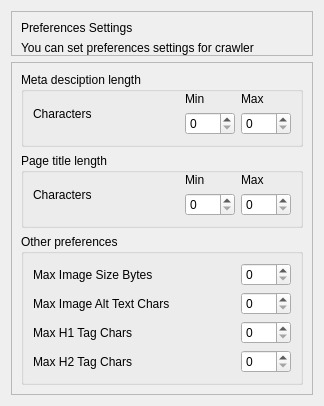
andrascii/RiveSolutions_SEO_Spider, file quickiewebbot/ui/preferences_settings_widget.ui: the form before one commit.
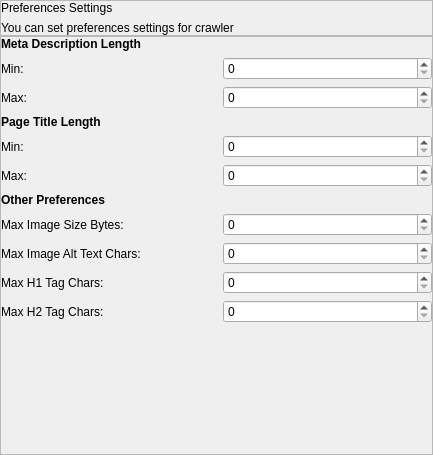
The form after the commit.

Commit message: Проведен рефактор preferences_settings_widget.ui

```diff
--- a/quickiewebbot/ui/preferences_settings_widget.ui
+++ b/quickiewebbot/ui/preferences_settings_widget.ui
@@ -6,14 +6,29 @@
    <rect>
     <x>0</x>
     <y>0</y>
-    <width>324</width>
-    <height>356</height>
+    <width>433</width>
+    <height>455</height>
    </rect>
   </property>
   <property name="windowTitle">
    <string>Preferences Settings</string>
   </property>
-  <layout class="QVBoxLayout" name="verticalLayout">
+  <layout class="QVBoxLayout" name="verticalLayout_4">
+   <property name="spacing">
+    <number>0</number>
+   </property>
+   <property name="leftMargin">
+    <number>0</number>
+   </property>
+   <property name="topMargin">
+    <number>0</number>
+   </property>
+   <property name="rightMargin">
+    <number>0</number>
+   </property>
+   <property name="bottomMargin">
+    <number>0</number>
+   </property>
    <item>
     <widget class="QFrame" name="headerFrame">
      <property name="minimumSize">
@@ -34,19 +49,21 @@
      <property name="frameShadow">
       <enum>QFrame::Raised</enum>
      </property>
-     <layout class="QVBoxLayout" name="verticalLayout_12">
-      <property name="spacing">
-       <number>6</number>
+     <layout class="QVBoxLayout" name="verticalLayout_3">
+      <property name="leftMargin">
+       <number>0</number>
       </property>
       <property name="topMargin">
-       <number>9</number>
+       <number>0</number>
       </property>
       <property name="rightMargin">
-       <number>9</number>
+       <number>0</number>
       </property>
       <property name="bottomMargin">
        <number>0</number>
       </property>
+      <item>
+       <layout class="QVBoxLayout" name="verticalLayout_2">
       <item>
        <widget class="QLabel" name="headerName">
         <property name="text">
@@ -62,6 +79,8 @@
        </widget>
       </item>
      </layout>
+      </item>
+     </layout>
     </widget>
    </item>
    <item>
@@ -72,56 +91,134 @@
      <property name="frameShadow">
       <enum>QFrame::Raised</enum>
      </property>
+     <layout class="QVBoxLayout" name="verticalLayout">
+      <property name="leftMargin">
+       <number>0</number>
+      </property>
+      <property name="topMargin">
+       <number>0</number>
+      </property>
+      <property name="rightMargin">
+       <number>0</number>
+      </property>
+      <property name="bottomMargin">
+       <number>0</number>
+      </property>
+      <item>
      <layout class="QGridLayout" name="gridLayout">
-      <item row="2" column="0" rowspan="2">
-       <widget class="QGroupBox" name="groupBox">
-        <property name="title">
-         <string>Meta desciption length</string>
-        </property>
-        <layout class="QHBoxLayout" name="horizontalLayout_2">
-         <property name="spacing">
-          <number>6</number>
-         </property>
-         <property name="topMargin">
-          <number>0</number>
-         </property>
-         <property name="bottomMargin">
-          <number>9</number>
-         </property>
-         <item>
-          <widget class="QLabel" name="label_9">
+        <item row="3" column="0" colspan="5">
+         <widget class="QLabel" name="label_5">
+          <property name="font">
+           <font>
+            <weight>75</weight>
+            <bold>true</bold>
+           </font>
+          </property>
+          <property name="text">
+           <string>Page Title Length</string>
+          </property>
+         </widget>
+        </item>
+        <item row="0" column="0" colspan="5">
+         <widget class="QLabel" name="label">
+          <property name="font">
+           <font>
+            <weight>75</weight>
+            <bold>true</bold>
+           </font>
+          </property>
+          <property name="text">
+           <string>Meta Description Length</string>
+          </property>
+         </widget>
+        </item>
+        <item row="6" column="0" colspan="5">
+         <widget class="QLabel" name="label_2">
+          <property name="font">
+           <font>
+            <weight>75</weight>
+            <bold>true</bold>
+           </font>
+          </property>
            <property name="text">
-            <string>Characters</string>
+           <string>Other Preferences</string>
            </property>
           </widget>
          </item>
-         <item>
+        <item row="8" column="0">
+         <widget class="QLabel" name="label_12">
+          <property name="text">
+           <string>Max Image Alt Text Chars:</string>
+          </property>
+         </widget>
+        </item>
+        <item row="1" column="0">
+         <widget class="QLabel" name="label_4">
+          <property name="text">
+           <string>Min:</string>
+          </property>
+         </widget>
+        </item>
+        <item row="2" column="0">
+         <widget class="QLabel" name="label_8">
+          <property name="text">
+           <string>Max:</string>
+          </property>
+         </widget>
+        </item>
+        <item row="7" column="0">
+         <widget class="QLabel" name="label_11">
+          <property name="text">
+           <string>Max Image Size Bytes:</string>
+          </property>
+         </widget>
+        </item>
+        <item row="9" column="0">
+         <widget class="QLabel" name="label_13">
+          <property name="text">
+           <string>Max H1 Tag Chars:</string>
+          </property>
+         </widget>
+        </item>
+        <item row="10" column="0">
+         <widget class="QLabel" name="label_14">
+          <property name="text">
+           <string>Max H2 Tag Chars:</string>
+          </property>
+         </widget>
+        </item>
+        <item row="4" column="0">
+         <widget class="QLabel" name="label_6">
+          <property name="text">
+           <string>Min:</string>
+          </property>
+         </widget>
+        </item>
+        <item row="5" column="0">
+         <widget class="QLabel" name="label_15">
+          <property name="text">
+           <string>Max:</string>
+          </property>
+         </widget>
+        </item>
+        <item row="1" column="1">
           <spacer name="horizontalSpacer">
            <property name="orientation">
             <enum>Qt::Horizontal</enum>
            </property>
            <property name="sizeType">
-            <enum>QSizePolicy::MinimumExpanding</enum>
+           <enum>QSizePolicy::Fixed</enum>
            </property>
            <property name="sizeHint" stdset="0">
             <size>
-             <width>40</width>
+            <width>60</width>
              <height>20</height>
             </size>
            </property>
           </spacer>
          </item>
-         <item>
-          <layout class="QVBoxLayout" name="verticalLayout_9">
-           <item>
-            <widget class="QLabel" name="label_7">
-             <property name="text">
-              <string>Min</string>
-             </property>
-            </widget>
-           </item>
-           <item>
-            <widget class="QSpinBox" name="spinBox_7">
+        <item row="1" column="2" colspan="3">
+         <widget class="QSpinBox" name="spinBox_4">
              <property name="sizePolicy">
               <sizepolicy hsizetype="Preferred" vsizetype="Preferred">
                <horstretch>0</horstretch>
@@ -142,19 +239,8 @@
              </property>
             </widget>
            </item>
-          </layout>
-         </item>
-         <item>
-          <layout class="QVBoxLayout" name="verticalLayout_4">
-           <item>
-            <widget class="QLabel" name="label_3">
-             <property name="text">
-              <string>Max</string>
-             </property>
-            </widget>
-           </item>
-           <item>
-            <widget class="QSpinBox" name="spinBox_3">
+        <item row="2" column="2" colspan="3">
+         <widget class="QSpinBox" name="spinBox_8">
              <property name="sizePolicy">
               <sizepolicy hsizetype="Preferred" vsizetype="Preferred">
                <horstretch>0</horstretch>
@@ -175,54 +261,8 @@
              </property>
             </widget>
            </item>
-          </layout>
-         </item>
-        </layout>
-       </widget>
-      </item>
-      <item row="4" column="0" rowspan="2">
-       <widget class="QGroupBox" name="groupBox_2">
-        <property name="title">
-         <string>Page title length</string>
-        </property>
-        <layout class="QHBoxLayout" name="horizontalLayout">
-         <property name="topMargin">
-          <number>0</number>
-         </property>
-         <property name="bottomMargin">
-          <number>9</number>
-         </property>
-         <item>
-          <widget class="QLabel" name="label_10">
-           <property name="text">
-            <string>Characters</string>
-           </property>
-          </widget>
-         </item>
-         <item>
-          <spacer name="horizontalSpacer_2">
-           <property name="orientation">
-            <enum>Qt::Horizontal</enum>
-           </property>
-           <property name="sizeHint" stdset="0">
-            <size>
-             <width>40</width>
-             <height>20</height>
-            </size>
-           </property>
-          </spacer>
-         </item>
-         <item>
-          <layout class="QVBoxLayout" name="verticalLayout_5">
-           <item>
-            <widget class="QLabel" name="label_4">
-             <property name="text">
-              <string>Min</string>
-             </property>
-            </widget>
-           </item>
-           <item>
-            <widget class="QSpinBox" name="spinBox_4">
+        <item row="4" column="2" colspan="3">
+         <widget class="QSpinBox" name="spinBox_9">
              <property name="sizePolicy">
               <sizepolicy hsizetype="Preferred" vsizetype="Preferred">
                <horstretch>0</horstretch>
@@ -243,19 +283,8 @@
              </property>
             </widget>
            </item>
-          </layout>
-         </item>
-         <item>
-          <layout class="QVBoxLayout" name="verticalLayout_10">
-           <item>
-            <widget class="QLabel" name="label_8">
-             <property name="text">
-              <string>Max</string>
-             </property>
-            </widget>
-           </item>
-           <item>
-            <widget class="QSpinBox" name="spinBox_8">
+        <item row="5" column="2" colspan="3">
+         <widget class="QSpinBox" name="spinBox_10">
              <property name="sizePolicy">
               <sizepolicy hsizetype="Preferred" vsizetype="Preferred">
                <horstretch>0</horstretch>
@@ -276,40 +305,7 @@
              </property>
             </widget>
            </item>
-          </layout>
-         </item>
-        </layout>
-       </widget>
-      </item>
-      <item row="6" column="0">
-       <widget class="QGroupBox" name="groupBox_3">
-        <property name="title">
-         <string>Other preferences</string>
-        </property>
-        <layout class="QGridLayout" name="gridLayout_2">
-         <item row="0" column="0">
-          <widget class="QLabel" name="label_11">
-           <property name="text">
-            <string>Max Image Size Bytes</string>
-           </property>
-          </widget>
-         </item>
-         <item row="0" column="1">
-          <spacer name="horizontalSpacer_3">
-           <property name="orientation">
-            <enum>Qt::Horizontal</enum>
-           </property>
-           <property name="sizeHint" stdset="0">
-            <size>
-             <width>40</width>
-             <height>20</height>
-            </size>
-           </property>
-          </spacer>
-         </item>
-         <item row="0" column="2" rowspan="4">
-          <layout class="QVBoxLayout" name="verticalLayout_2">
-           <item>
+        <item row="7" column="2" colspan="3">
             <widget class="QSpinBox" name="spinBox_6">
              <property name="sizePolicy">
               <sizepolicy hsizetype="Preferred" vsizetype="Preferred">
@@ -331,7 +327,7 @@
              </property>
             </widget>
            </item>
-           <item>
+        <item row="8" column="2" colspan="3">
             <widget class="QSpinBox" name="spinBox_2">
              <property name="sizePolicy">
               <sizepolicy hsizetype="Preferred" vsizetype="Preferred">
@@ -353,7 +349,7 @@
              </property>
             </widget>
            </item>
-           <item>
+        <item row="9" column="2" colspan="3">
             <widget class="QSpinBox" name="spinBox">
              <property name="sizePolicy">
               <sizepolicy hsizetype="Preferred" vsizetype="Preferred">
@@ -375,7 +371,7 @@
              </property>
             </widget>
            </item>
-           <item>
+        <item row="10" column="2" colspan="3">
             <widget class="QSpinBox" name="spinBox_5">
              <property name="sizePolicy">
               <sizepolicy hsizetype="Preferred" vsizetype="Preferred">
@@ -399,29 +395,18 @@
            </item>
           </layout>
          </item>
-         <item row="1" column="0">
-          <widget class="QLabel" name="label_12">
-           <property name="text">
-            <string>Max Image Alt Text Chars</string>
-           </property>
-          </widget>
-         </item>
-         <item row="2" column="0">
-          <widget class="QLabel" name="label_13">
-           <property name="text">
-            <string>Max H1 Tag Chars</string>
-           </property>
-          </widget>
-         </item>
-         <item row="3" column="0">
-          <widget class="QLabel" name="label_14">
-           <property name="text">
-            <string>Max H2 Tag Chars</string>
-           </property>
-          </widget>
-         </item>
-        </layout>
-       </widget>
+      <item>
+       <spacer name="verticalSpacer">
+        <property name="orientation">
+         <enum>Qt::Vertical</enum>
+        </property>
+        <property name="sizeHint" stdset="0">
+         <size>
+          <width>20</width>
+          <height>40</height>
+         </size>
+        </property>
+       </spacer>
       </item>
      </layout>
     </widget>
```
Lines whose indentation alone changed are shown as unchanged. The commit also changes 1 other file.
